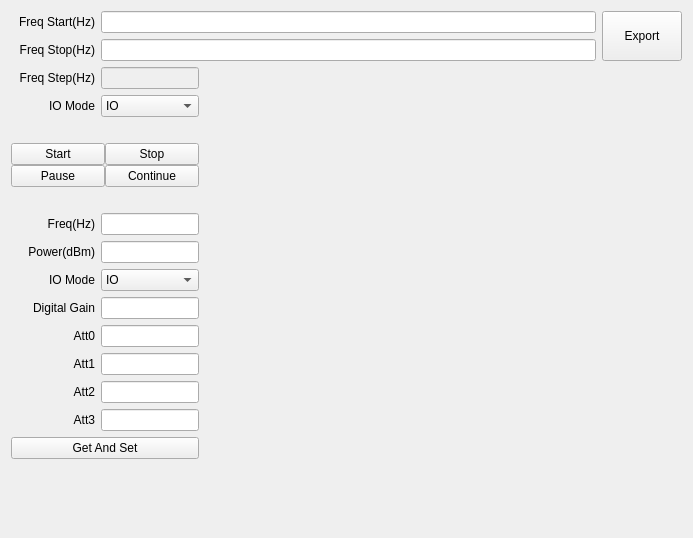
Qt form Qt/SPC5_RFU_Debug_Tool/Cal/q_cal_tx_pwr_dlg.ui (Andydingbing/SPC5) before a commit.
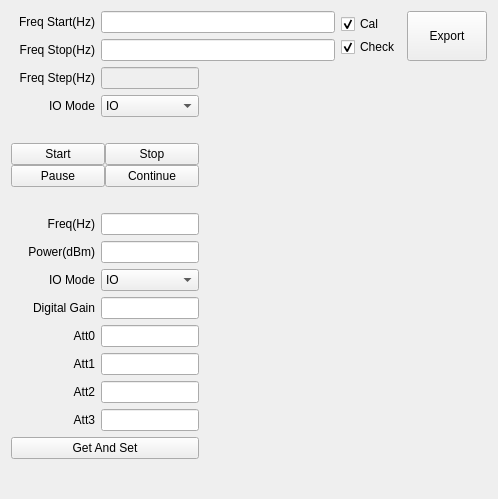
The same form after that commit. Custom widgets are drawn as their Qt base class.

```diff
--- a/Qt/SPC5_RFU_Debug_Tool/Cal/q_cal_tx_pwr_dlg.ui
+++ b/Qt/SPC5_RFU_Debug_Tool/Cal/q_cal_tx_pwr_dlg.ui
@@ -6,8 +6,8 @@
    <rect>
     <x>0</x>
     <y>0</y>
-    <width>693</width>
-    <height>538</height>
+    <width>498</width>
+    <height>499</height>
    </rect>
   </property>
   <property name="windowTitle">
@@ -15,7 +15,7 @@
   </property>
   <layout class="QVBoxLayout" name="verticalLayout_2" stretch="0,1">
    <item>
-    <layout class="QHBoxLayout" name="horizontalLayout1" stretch="10,1">
+    <layout class="QHBoxLayout" name="horizontalLayout_2" stretch="10,0,1">
      <item>
       <layout class="QVBoxLayout" name="verticalLayoutFreqStarStop">
        <item>
@@ -84,6 +84,45 @@
        </item>
       </layout>
      </item>
+     <item>
+      <layout class="QVBoxLayout" name="verticalLayoutStarPaus_2">
+       <property name="spacing">
+        <number>0</number>
+       </property>
+       <item>
+        <widget class="QCheckBox" name="checkBoxCal">
+         <property name="sizePolicy">
+          <sizepolicy hsizetype="Fixed" vsizetype="Fixed">
+           <horstretch>0</horstretch>
+           <verstretch>0</verstretch>
+          </sizepolicy>
+         </property>
+         <property name="text">
+          <string>Cal</string>
+         </property>
+         <property name="checked">
+          <bool>true</bool>
+         </property>
+        </widget>
+       </item>
+       <item>
+        <widget class="QCheckBox" name="checkBoxCheck">
+         <property name="sizePolicy">
+          <sizepolicy hsizetype="Fixed" vsizetype="Fixed">
+           <horstretch>0</horstretch>
+           <verstretch>0</verstretch>
+          </sizepolicy>
+         </property>
+         <property name="text">
+          <string>Check</string>
+         </property>
+         <property name="checked">
+          <bool>true</bool>
+         </property>
+        </widget>
+       </item>
+      </layout>
+     </item>
      <item>
       <widget class="QPushButton" name="pushButtonExport">
        <property name="sizePolicy">
```
